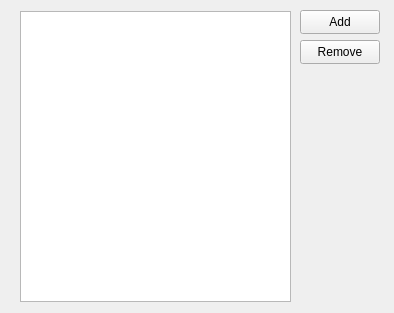
Qt form list.ui (khooinguyeen/FoodManagementSystem) before a commit.
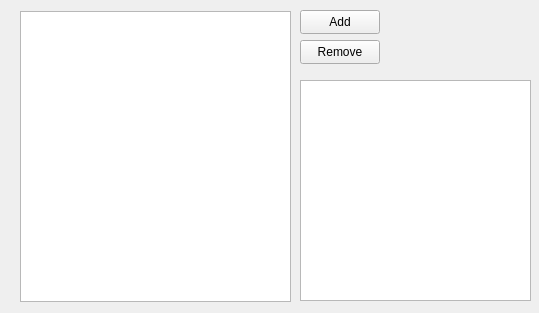
The same form after that commit.

```diff
--- a/list.ui
+++ b/list.ui
@@ -6,7 +6,7 @@
    <rect>
     <x>0</x>
     <y>0</y>
-    <width>394</width>
+    <width>539</width>
     <height>313</height>
    </rect>
   </property>
@@ -49,6 +49,16 @@
     <string>Add</string>
    </property>
   </widget>
+  <widget class="QTextEdit" name="textEdit">
+   <property name="geometry">
+    <rect>
+     <x>300</x>
+     <y>80</y>
+     <width>231</width>
+     <height>221</height>
+    </rect>
+   </property>
+  </widget>
  </widget>
  <resources/>
  <connections/>
```
